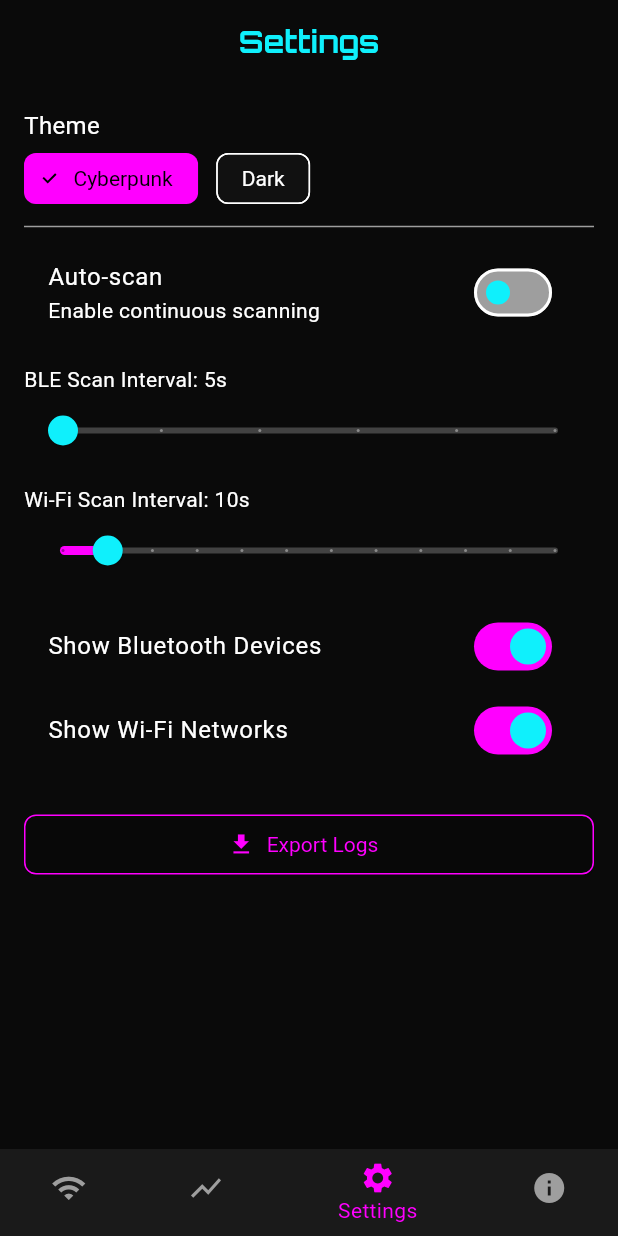
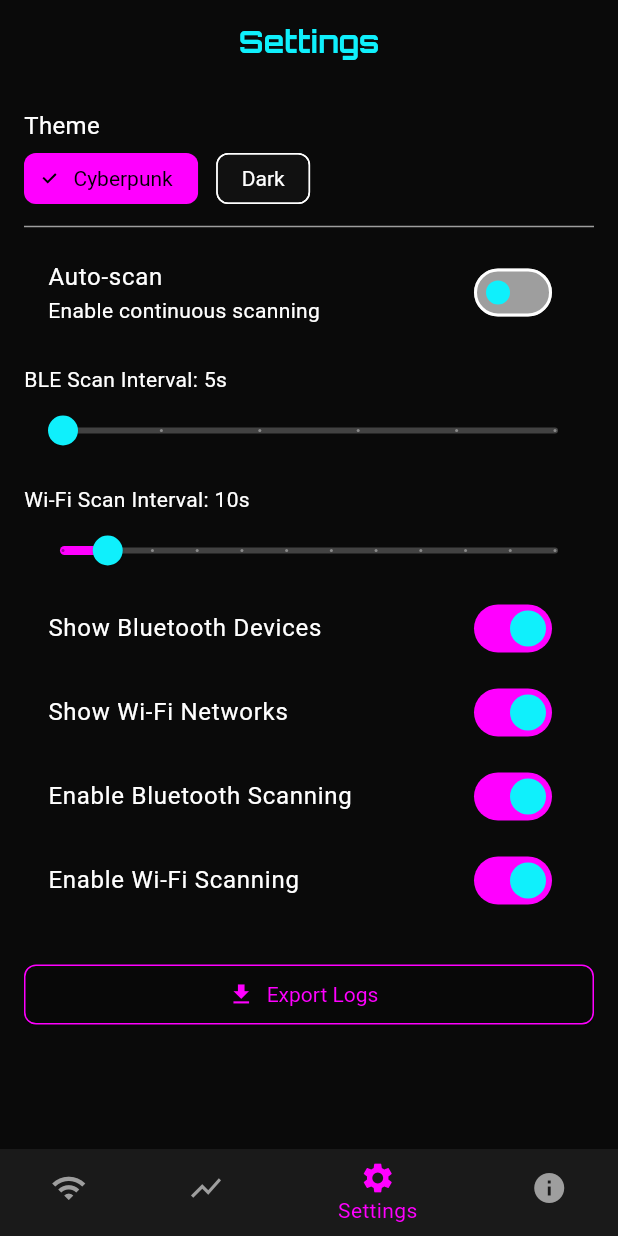
Before and after one commit to Kala-security-program/kalacrypt, a Flutter app: the screen it shows after launch, item 3 of the bottom bar chosen, after a tap on "Auto‑scan", on a phone screen of 412 x 824 dp. Run offline on Flutter 3.47's test engine with Material 3 defaults, Android fonts, the phone set to English and light mode, and no system bars; our stand-ins replace fl_chart, google_fonts, permission_handler, shared_preferences; missing offline and left inert: flutter_reactive_ble, wifi_iot.

Commit message:
Initial commit

```diff
--- a/lib/providers/scan_provider.dart
+++ b/lib/providers/scan_provider.dart
@@ -2,6 +2,7 @@
 
 import 'dart:async';
 import 'package:flutter/foundation.dart';
+import 'package:shared_preferences/shared_preferences.dart';
 import 'package:flutter_reactive_ble/flutter_reactive_ble.dart';
 import 'package:wifi_iot/wifi_iot.dart';
 import '../models/device.dart';
@@ -12,22 +13,20 @@ class ScanProvider extends ChangeNotifier {
   final Map<String, Device> _devices = {};
   final ScanData history = ScanData();
 
-  // RF‑DoS detection stream
   final _rfDosController = StreamController<bool>.broadcast();
   Stream<bool> get rfDosDetected => _rfDosController.stream;
 
-  // BLE subscription
   StreamSubscription<DiscoveredDevice>? _bleSub;
-
   Timer? _scanTimer;
 
-  /// Public scan intervals (seconds)
   static const int bleInterval = 5;
   static const int wifiInterval = 10;
   static const int overallInterval = 5;
 
-  // For disappearance detection
   List<String> _lastScanMacs = [];
+
+  bool _scanBleEnabled = true;
+  bool _scanWifiEnabled = true;
 
   ScanProvider() {
     _initScans();
@@ -35,27 +34,44 @@ class ScanProvider extends ChangeNotifier {
 
   List<Device> get devices => _devices.values.toList();
 
-  /// Initialize periodic scans
-  void _initScans() {
-    _runScans(); // immediate
-    _scanTimer = Timer.periodic(
-      Duration(seconds: overallInterval),
-      (_) => _runScans(),
-    );
+  Future<void> _loadScanSettings() async {
+    final prefs = await SharedPreferences.getInstance();
+    _scanBleEnabled = prefs.getBool('scanBle') ?? true;
+    _scanWifiEnabled = prefs.getBool('scanWifi') ?? true;
   }
 
-  /// Combined BLE + Wi‑Fi scan
+  void _initScans() {
+    _loadScanSettings().then((_) {
+      _runScans();
+      _scanTimer = Timer.periodic(Duration(seconds: overallInterval), (
+        _,
+      ) async {
+        await _loadScanSettings();
+        _runScans();
+      });
+    });
+  }
+
   Future<void> _runScans() async {
-    await _scanBluetooth();
-    await _scanWifi();
+    final List<Device> combined = [];
+
+    if (_scanBleEnabled) {
+      final bleDevices = await _scanBluetooth();
+      combined.addAll(bleDevices);
+    }
+
+    if (_scanWifiEnabled) {
+      final wifiDevices = await _scanWifi();
+      combined.addAll(wifiDevices);
+    }
+
+    _evaluateRfDos(combined);
     notifyListeners();
   }
 
-  /// BLE scan returning list of devices
-  Future<void> _scanBluetooth() async {
+  Future<List<Device>> _scanBluetooth() async {
     final List<Device> found = [];
     try {
-      // Cancel previous BLE scan subscription
       await _bleSub?.cancel();
       await _ble.deinitialize();
 
@@ -76,13 +92,12 @@ class ScanProvider extends ChangeNotifier {
       await Future.delayed(Duration(seconds: bleInterval));
       await _bleSub?.cancel();
     } catch (e) {
-      debugPrint('BLE scan error: $e');
+      debugPrint('BLE scan error: \$e');
     }
-    _evaluateRfDos(found);
+    return found;
   }
 
-  /// Wi‑Fi scan returning list of networks
-  Future<void> _scanWifi() async {
+  Future<List<Device>> _scanWifi() async {
     final List<Device> found = [];
     try {
       final list = await WiFiForIoTPlugin.loadWifiList();
@@ -101,12 +116,11 @@ class ScanProvider extends ChangeNotifier {
         }
       }
     } catch (e) {
-      debugPrint('Wi‑Fi scan error: $e');
+      debugPrint('Wi‑Fi scan error: \$e');
     }
-    _evaluateRfDos(found);
+    return found;
   }
 
-  /// RF‑DoS detection: disappearance or weak-signal flood
   void _evaluateRfDos(List<Device> current) {
     final currentMacs = current.map((d) => d.mac).toList();
 
--- a/lib/screens/main_scaffold.dart
+++ b/lib/screens/main_scaffold.dart
@@ -12,20 +12,32 @@ class MainScaffold extends StatefulWidget {
 class _MainScaffoldState extends State<MainScaffold> {
   int _currentIndex = 0;
 
-  final List<Widget> _screens = [
-    ScanScreen(),
-    ChartsScreen(),
-    SettingsScreen(),
-    AboutScreen(),
-  ];
-
   @override
   Widget build(BuildContext context) {
     final navTheme = Theme.of(context).bottomNavigationBarTheme;
     final colorScheme = Theme.of(context).colorScheme;
 
+    // Rebuild SettingsScreen each time it’s tapped for refresh logic
+    Widget screen;
+    switch (_currentIndex) {
+      case 0:
+        screen = ScanScreen();
+        break;
+      case 1:
+        screen = ChartsScreen();
+        break;
+      case 2:
+        screen = SettingsScreen(); // NEW instance each time
+        break;
+      case 3:
+        screen = AboutScreen();
+        break;
+      default:
+        screen = ScanScreen();
+    }
+
     return Scaffold(
-      body: _screens[_currentIndex],
+      body: screen,
       bottomNavigationBar: BottomNavigationBar(
         currentIndex: _currentIndex,
         backgroundColor: navTheme.backgroundColor,
--- a/lib/screens/settings_screen.dart
+++ b/lib/screens/settings_screen.dart
@@ -1,3 +1,5 @@
+// lib/screens/settings_screen.dart
+
 import 'dart:convert';
 import 'dart:io';
 
@@ -22,6 +24,8 @@ class _SettingsScreenState extends State<SettingsScreen> {
   double _wifiInterval = ScanProvider.wifiInterval.toDouble();
   bool _showBle = true;
   bool _showWifi = true;
+  bool _scanBle = true;
+  bool _scanWifi = true;
 
   @override
   void initState() {
@@ -39,10 +43,9 @@ class _SettingsScreenState extends State<SettingsScreen> {
           p.getDouble('wifiInterval') ?? ScanProvider.wifiInterval.toDouble();
       _showBle = p.getBool('showBle') ?? true;
       _showWifi = p.getBool('showWifi') ?? true;
+      _scanBle = p.getBool('scanBle') ?? true;
+      _scanWifi = p.getBool('scanWifi') ?? true;
     });
-    // Load theme via provider
-    final themeProv = Provider.of<ThemeProvider>(context, listen: false);
-    // themeProv.isCyberpunk is already set on startup
   }
 
   Future<void> _savePrefs() async {
@@ -52,6 +55,8 @@ class _SettingsScreenState extends State<SettingsScreen> {
     await p.setDouble('wifiInterval', _wifiInterval);
     await p.setBool('showBle', _showBle);
     await p.setBool('showWifi', _showWifi);
+    await p.setBool('scanBle', _scanBle);
+    await p.setBool('scanWifi', _scanWifi);
   }
 
   Future<void> _exportLogs() async {
@@ -95,7 +100,6 @@ class _SettingsScreenState extends State<SettingsScreen> {
       body: ListView(
         padding: EdgeInsets.all(16),
         children: [
-          // Theme toggle
           Text('Theme', style: GoogleFonts.shareTechMono(fontSize: 16)),
           Row(
             children: [
@@ -161,7 +165,6 @@ class _SettingsScreenState extends State<SettingsScreen> {
             onChangeEnd: (_) => _savePrefs(),
           ),
 
-          SizedBox(height: 12),
           SwitchListTile(
             title: Text(
               'Show Bluetooth Devices',
@@ -187,6 +190,31 @@ class _SettingsScreenState extends State<SettingsScreen> {
                 }),
           ),
 
+          SwitchListTile(
+            title: Text(
+              'Enable Bluetooth Scanning',
+              style: GoogleFonts.shareTechMono(),
+            ),
+            value: _scanBle,
+            onChanged:
+                (v) => setState(() {
+                  _scanBle = v;
+                  _savePrefs();
+                }),
+          ),
+          SwitchListTile(
+            title: Text(
+              'Enable Wi‑Fi Scanning',
+              style: GoogleFonts.shareTechMono(),
+            ),
+            value: _scanWifi,
+            onChanged:
+                (v) => setState(() {
+                  _scanWifi = v;
+                  _savePrefs();
+                }),
+          ),
+
           SizedBox(height: 24),
           ElevatedButton.icon(
             icon: Icon(Icons.download),
```
